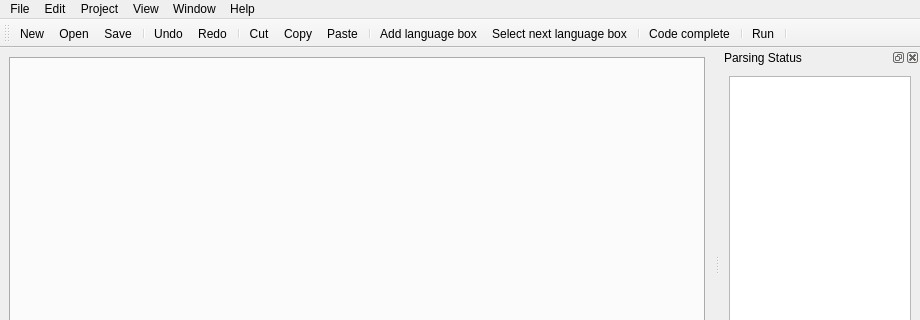
Qt form lib/eco/gui/gui.ui (softdevteam/eco) before a commit; both pictures show x 0 to 920 and y 0 to 320 of the 920 by 737 pixel window.
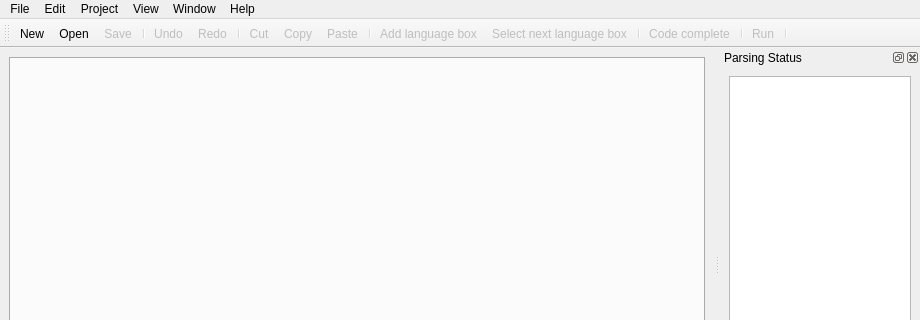
The same form after that commit. Icons and pictures are not drawn.

Commit message: Only activate certain menu items when a file is loaded

```diff
--- a/lib/eco/gui/gui.ui
+++ b/lib/eco/gui/gui.ui
@@ -264,6 +264,9 @@
    </property>
   </action>
   <action name="actionSave">
+   <property name="enabled">
+    <bool>false</bool>
+   </property>
    <property name="icon">
     <iconset theme="document-save">
      <normaloff>../../../../../.designer</normaloff>../../../../../.designer</iconset>
@@ -288,6 +291,9 @@
    </property>
   </action>
   <action name="actionRun">
+   <property name="enabled">
+    <bool>false</bool>
+   </property>
    <property name="icon">
     <iconset theme="system-run">
      <normaloff>../../../../../.designer/backup</normaloff>../../../../../.designer/backup</iconset>
@@ -322,6 +328,9 @@
    </property>
   </action>
   <action name="actionUndo">
+   <property name="enabled">
+    <bool>false</bool>
+   </property>
    <property name="icon">
     <iconset theme="edit-undo">
      <normaloff/>
@@ -335,6 +344,9 @@
    </property>
   </action>
   <action name="actionRedo">
+   <property name="enabled">
+    <bool>false</bool>
+   </property>
    <property name="icon">
     <iconset theme="edit-redo">
      <normaloff/>
@@ -348,6 +360,9 @@
    </property>
   </action>
   <action name="actionCut">
+   <property name="enabled">
+    <bool>false</bool>
+   </property>
    <property name="icon">
     <iconset theme="edit-cut">
      <normaloff/>
@@ -361,6 +376,9 @@
    </property>
   </action>
   <action name="actionCopy">
+   <property name="enabled">
+    <bool>false</bool>
+   </property>
    <property name="icon">
     <iconset theme="edit-copy">
      <normaloff/>
@@ -374,6 +392,9 @@
    </property>
   </action>
   <action name="actionPaste">
+   <property name="enabled">
+    <bool>false</bool>
+   </property>
    <property name="icon">
     <iconset theme="edit-paste">
      <normaloff/>
@@ -399,6 +420,9 @@
    </property>
   </action>
   <action name="actionAdd_language_box">
+   <property name="enabled">
+    <bool>false</bool>
+   </property>
    <property name="icon">
     <iconset theme="list-add">
      <normaloff/>
@@ -412,6 +436,9 @@
    </property>
   </action>
   <action name="actionSelect_next_language_box">
+   <property name="enabled">
+    <bool>false</bool>
+   </property>
    <property name="icon">
     <iconset theme="go-next">
      <normaloff/>
@@ -442,6 +469,9 @@
    </property>
   </action>
   <action name="actionCode_complete">
+   <property name="enabled">
+    <bool>false</bool>
+   </property>
    <property name="icon">
     <iconset theme="insert-text">
      <normaloff>../../../../../.designer/backup</normaloff>../../../../../.designer/backup</iconset>
```
Left out of the diff: 35 changed lines with no effect on the pictures. The commit also changes 1 other file.
